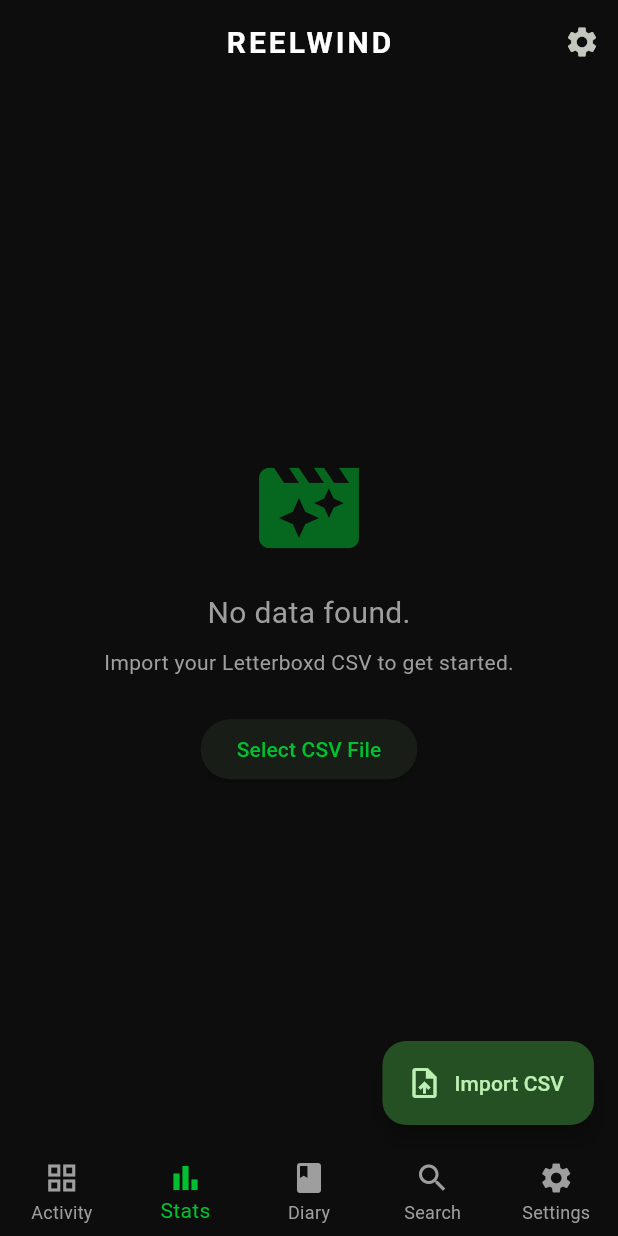
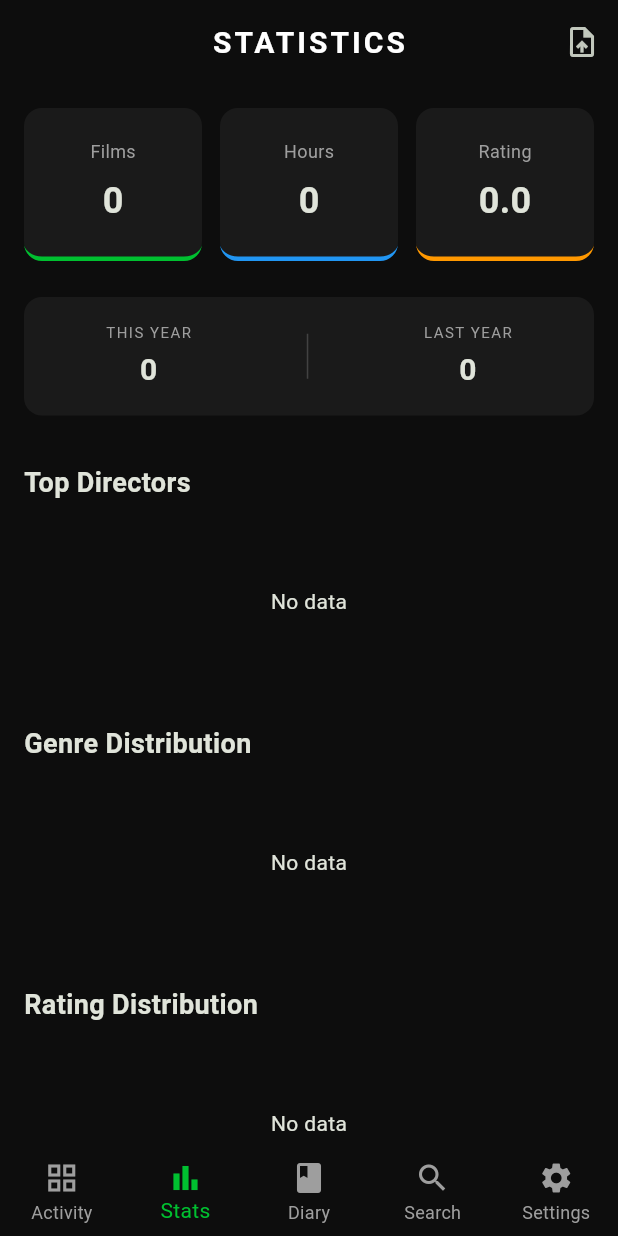
Before and after one commit to SOUMILCHANDRA/Reelwind, a Flutter app: the screen it shows after launch, item 2 of the bottom bar chosen, on a phone screen of 412 x 824 dp. Run offline on Flutter 3.47's test engine with Material 3 defaults, Android fonts, the phone set to English and light mode, and no system bars; our stand-ins replace csv, file_picker, fl_chart, flutter_dotenv, sqflite; accounts and stored records are empty.

Commit message:
UI: Implement comprehensive Stats tab with charts for directors, genres, and ratings.

```diff
--- a/lib/presentation/providers/stats_provider.dart
+++ b/lib/presentation/providers/stats_provider.dart
@@ -220,4 +220,46 @@
     }
     return dist;
   }
+
+  Map<String, int> get topDirectors {
+    Map<String, int> directors = {};
+    for (var entry in _diary) {
+      final movie = getMovieMetadata(entry.title, entry.year);
+      if (movie?.director != null) {
+        directors[movie!.director!] = (directors[movie.director!] ?? 0) + 1;
+      }
+    }
+    // Sort and take top 8
+    final sorted = directors.entries.toList()..sort((a, b) => b.value.compareTo(a.value));
+    return Map.fromEntries(sorted.take(8));
+  }
+
+  Map<String, int> get topGenres {
+    Map<String, int> genres = {};
+    for (var entry in _diary) {
+      final movie = getMovieMetadata(entry.title, entry.year);
+      if (movie != null) {
+        for (var genre in movie.genres) {
+          genres[genre] = (genres[genre] ?? 0) + 1;
+        }
+      }
+    }
+    // Sort and take top 6
+    final sorted = genres.entries.toList()..sort((a, b) => b.value.compareTo(a.value));
+    return Map.fromEntries(sorted.take(6));
+  }
+
+  Map<String, int> get yearComparison {
+    final now = DateTime.now();
+    final thisYear = now.year;
+    final lastYear = thisYear - 1;
+
+    int thisYearCount = _diary.where((e) => e.watchedDate.year == thisYear).length;
+    int lastYearCount = _diary.where((e) => e.watchedDate.year == lastYear).length;
+
+    return {
+      'thisYear': thisYearCount,
+      'lastYear': lastYearCount,
+    };
+  }
 }
--- a/lib/presentation/screens/dashboard_screen.dart
+++ b/lib/presentation/screens/dashboard_screen.dart
@@ -1,8 +1,8 @@
 import 'package:flutter/material.dart';
 import 'package:provider/provider.dart';
+import 'package:fl_chart/fl_chart.dart';
 import '../providers/stats_provider.dart';
-import '../widgets/heatmap_view.dart';
-import '../widgets/stats_charts.dart';
+import '../../domain/models.dart';
 
 class DashboardScreen extends StatelessWidget {
   const DashboardScreen({super.key});
@@ -14,234 +14,244 @@
 
     return Scaffold(
       appBar: AppBar(
-        title: const Text('REELWIND', style: TextStyle(fontWeight: FontWeight.bold, letterSpacing: 2)),
+        title: const Text('STATISTICS'),
         actions: [
           IconButton(
-            icon: const Icon(Icons.settings),
-            onPressed: () => _showSettings(context, statsProvider),
+            icon: const Icon(Icons.upload_file),
+            onPressed: () => statsProvider.importCSV(),
           ),
         ],
       ),
-      body: statsProvider.diary.isEmpty
-          ? _buildEmptyState(context, statsProvider)
-          : RefreshIndicator(
-              onRefresh: () async => await statsProvider.importCSV(),
-              child: SingleChildScrollView(
+      body: statsProvider.isLoading
+          ? const Center(child: CircularProgressIndicator())
+          : SingleChildScrollView(
               padding: const EdgeInsets.all(16.0),
               child: Column(
                 crossAxisAlignment: CrossAxisAlignment.start,
                 children: [
-                    _buildSummaryCards(watchStats),
-                    if (statsProvider.enrichmentMessage.isNotEmpty)
-                      Padding(
-                        padding: const EdgeInsets.symmetric(vertical: 16.0),
-                        child: Column(
-                          children: [
-                            LinearProgressIndicator(
-                              value: statsProvider.totalToEnrich > 0
-                                  ? statsProvider.enrichmentProgress / statsProvider.totalToEnrich
-                                  : 0,
-                              backgroundColor: Colors.grey[800],
-                              valueColor: AlwaysStoppedAnimation<Color>(Theme.of(context).colorScheme.primary),
-                            ),
-                            const SizedBox(height: 8),
-                            Text(
-                              statsProvider.enrichmentMessage,
-                              style: const TextStyle(fontSize: 12, color: Colors.grey),
-                            ),
+                  _buildHeroCards(watchStats),
+                  const SizedBox(height: 24),
+                  _buildYearComparison(statsProvider.yearComparison),
+                  const SizedBox(height: 32),
+                  const Text('Top Directors', style: TextStyle(fontSize: 18, fontWeight: FontWeight.bold)),
+                  const SizedBox(height: 16),
+                  _buildDirectorChart(statsProvider.topDirectors),
+                  const SizedBox(height: 32),
+                  const Text('Genre Distribution', style: TextStyle(fontSize: 18, fontWeight: FontWeight.bold)),
+                  const SizedBox(height: 16),
+                  _buildGenrePieChart(statsProvider.topGenres),
+                  const SizedBox(height: 32),
+                  const Text('Rating Distribution', style: TextStyle(fontSize: 18, fontWeight: FontWeight.bold)),
+                  const SizedBox(height: 16),
+                  _buildRatingDistribution(statsProvider.ratingDistribution),
+                  const SizedBox(height: 40),
                 ],
               ),
-                      ),
-                    const SizedBox(height: 24),
-                    const Text('Activity Heatmap', style: TextStyle(fontSize: 18, fontWeight: FontWeight.bold)),
-                    const SizedBox(height: 12),
-                    HeatmapView(data: statsProvider.watchingFrequency),
-                    const SizedBox(height: 24),
-                    const Text('Rating Distribution', style: TextStyle(fontSize: 18, fontWeight: FontWeight.bold)),
-                    const SizedBox(height: 12),
-                    SizedBox(height: 200, child: RatingChart(data: statsProvider.ratingDistribution)),
-                    const SizedBox(height: 24),
-                    const Text('Recent Activity', style: TextStyle(fontSize: 18, fontWeight: FontWeight.bold)),
-                    const SizedBox(height: 12),
-                    _buildRecentActivity(statsProvider),
-                  ],
-                ),
-              ),
-            ),
-      floatingActionButton: FloatingActionButton.extended(
-        onPressed: () => statsProvider.importCSV(),
-        label: const Text('Import CSV'),
-        icon: const Icon(Icons.upload_file),
             ),
     );
   }
 
-  Widget _buildEmptyState(BuildContext context, StatsProvider stats) {
-    return Center(
-      child: Column(
-        mainAxisAlignment: MainAxisAlignment.center,
+  Widget _buildHeroCards(WatchStats stats) {
+    return Row(
       children: [
-          Icon(Icons.movie_filter, size: 80, color: Theme.of(context).colorScheme.primary.withOpacity(0.5)),
-          const SizedBox(height: 16),
-          const Text('No data found.', style: TextStyle(fontSize: 20, color: Colors.grey)),
-          const SizedBox(height: 8),
-          const Text('Import your Letterboxd CSV to get started.', style: TextStyle(color: Colors.grey)),
-          const SizedBox(height: 24),
-          ElevatedButton(
-            onPressed: () => stats.importCSV(),
-            child: const Text('Select CSV File'),
+        _HeroCard(
+          title: 'Films',
+          value: stats.totalWatched.toString(),
+          color: const Color(0xFF00C030),
         ),
+        const SizedBox(width: 12),
+        _HeroCard(
+          title: 'Hours',
+          value: (stats.totalRuntimeMinutes / 60).toStringAsFixed(0),
+          color: Colors.blue,
+        ),
+        const SizedBox(width: 12),
+        _HeroCard(
+          title: 'Rating',
+          value: stats.averageRating.toStringAsFixed(1),
+          color: Colors.orange,
+        ),
+      ],
+    );
+  }
+
+  Widget _buildYearComparison(Map<String, int> comp) {
+    return Container(
+      padding: const EdgeInsets.all(16),
+      decoration: BoxDecoration(
+        color: const Color(0xFF1a1a1a),
+        borderRadius: BorderRadius.circular(12),
+      ),
+      child: Row(
+        mainAxisAlignment: MainAxisAlignment.spaceAround,
+        children: [
+          _CompItem(label: 'THIS YEAR', value: comp['thisYear']!),
+          Container(width: 1, height: 30, color: Colors.grey[800]),
+          _CompItem(label: 'LAST YEAR', value: comp['lastYear']!),
         ],
       ),
     );
   }
 
-  Widget _buildSummaryCards(dynamic watchStats) {
-    return SingleChildScrollView(
-      scrollDirection: Axis.horizontal,
-      child: Row(
-        children: [
-          _SummaryCard(
-            title: 'Watched',
-            value: watchStats.totalWatched.toString(),
-            subtitle: 'Total Films',
+  Widget _buildDirectorChart(Map<String, int> directors) {
+    final entries = directors.entries.toList();
+    if (entries.isEmpty) return const SizedBox(height: 100, child: Center(child: Text('No data')));
+
+    return SizedBox(
+      height: 300,
+      child: BarChart(
+        BarChartData(
+          alignment: BarChartAlignment.spaceAround,
+          barTouchData: BarTouchData(enabled: false),
+          titlesData: FlTitlesData(
+            show: true,
+            bottomTitles: const AxisTitles(sideTitles: SideTitles(showTitles: false)),
+            leftTitles: AxisTitles(
+              sideTitles: SideTitles(
+                showTitles: true,
+                reservedSize: 100,
+                getTitlesWidget: (value, meta) {
+                  int index = value.toInt();
+                  if (index >= 0 && index < entries.length) {
+                    return Text(
+                      entries[index].key,
+                      style: const TextStyle(fontSize: 10, color: Colors.grey),
+                      overflow: TextOverflow.ellipsis,
+                    );
+                  }
+                  return const Text('');
+                },
               ),
-          const SizedBox(width: 12),
-          _SummaryCard(
-            title: 'Average',
-            value: watchStats.averageRating.toStringAsFixed(1),
-            subtitle: 'Rating',
             ),
-          const SizedBox(width: 12),
-          _SummaryCard(
-            title: 'Time',
-            value: (watchStats.totalRuntimeMinutes / 60).toStringAsFixed(0),
-            subtitle: 'Hours Spent',
+            rightTitles: const AxisTitles(sideTitles: SideTitles(showTitles: false)),
+            topTitles: const AxisTitles(sideTitles: SideTitles(showTitles: false)),
           ),
-          const SizedBox(width: 12),
-          _SummaryCard(
-            title: 'This Year',
-            value: (watchStats.yearDistribution[DateTime.now().year] ?? 0).toString(),
-            subtitle: '${DateTime.now().year} Watches',
+          gridData: const FlGridData(show: false),
+          borderData: FlBorderData(show: false),
+          barGroups: List.generate(entries.length, (index) {
+            return BarChartGroupData(
+              x: index,
+              barRods: [
+                BarChartRodData(
+                  toY: entries[index].value.toDouble(),
+                  color: const Color(0xFF00C030),
+                  width: 15,
+                  borderRadius: const BorderRadius.horizontal(right: Radius.circular(4)),
                 ),
               ],
+            );
+          }),
+        ),
       ),
     );
   }
 
-  Widget _buildRecentActivity(StatsProvider statsProvider) {
-    final diary = statsProvider.diary;
-    return ListView.builder(
-      shrinkWrap: true,
-      physics: const NeverScrollableScrollPhysics(),
-      itemCount: diary.length > 5 ? 5 : diary.length,
-      itemBuilder: (context, index) {
-        final entry = diary[index];
-        final movie = statsProvider.getMovieMetadata(entry.title, entry.year);
+  Widget _buildGenrePieChart(Map<String, int> genres) {
+    final colors = [Colors.green, Colors.blue, Colors.orange, Colors.purple, Colors.red, Colors.teal];
+    final entries = genres.entries.toList();
+    if (entries.isEmpty) return const SizedBox(height: 100, child: Center(child: Text('No data')));
 
-        return Card(
-          margin: const EdgeInsets.only(bottom: 8),
-          child: ListTile(
-            contentPadding: const EdgeInsets.symmetric(horizontal: 12, vertical: 8),
-            leading: movie?.posterUrl != null
-                ? ClipRRect(
-                    borderRadius: BorderRadius.circular(4),
-                    child: Image.network(movie!.posterUrl!, width: 45, height: 70, fit: BoxFit.cover),
-                  )
-                : const Icon(Icons.movie, size: 40),
-            title: Row(
-              children: [
-                Expanded(child: Text(entry.title, style: const TextStyle(fontWeight: FontWeight.bold))),
-                if (entry.isRewatch)
-                  const Padding(
-                    padding: EdgeInsets.only(left: 8.0),
-                    child: Icon(Icons.refresh, size: 14, color: Colors.blue),
+    return SizedBox(
+      height: 200,
+      child: PieChart(
+        PieChartData(
+          sections: List.generate(entries.length, (index) {
+            return PieChartSectionData(
+              color: colors[index % colors.length],
+              value: entries[index].value.toDouble(),
+              title: entries[index].key,
+              radius: 50,
+              titleStyle: const TextStyle(fontSize: 10, fontWeight: FontWeight.bold, color: Colors.white),
+            );
+          }),
+          sectionsSpace: 2,
+          centerSpaceRadius: 40,
         ),
-              ],
       ),
-            subtitle: Column(
-              crossAxisAlignment: CrossAxisAlignment.start,
-              children: [
-                Text('${entry.year} • Dir. ${movie?.director ?? "Loading..."}'),
-                Text(
-                  '${_formatDate(entry.watchedDate)} • ${movie?.runtimeMinutes ?? "?"} min',
-                  style: const TextStyle(fontSize: 12, color: Colors.grey),
-                ),
-              ],
-            ),
-            trailing: entry.rating > 0
-                ? Column(
-                    mainAxisAlignment: MainAxisAlignment.center,
-                    children: [
-                      const Icon(Icons.star, color: Color(0xFF00E054), size: 20),
-                      Text(entry.rating.toString(), style: const TextStyle(fontWeight: FontWeight.bold)),
-                    ],
-                  )
-                : null,
-          ),
-        );
-      },
     );
   }
 
-  String _formatDate(DateTime date) {
-    return '${date.day}/${date.month}/${date.year}';
-  }
+  Widget _buildRatingDistribution(Map<double, int> dist) {
+    final sortedKeys = dist.keys.toList()..sort();
+    if (sortedKeys.isEmpty) return const SizedBox(height: 100, child: Center(child: Text('No data')));
 
-  void _showSettings(BuildContext context, StatsProvider stats) {
-    showModalBottomSheet(
-      context: context,
-      builder: (context) {
-        return StatefulBuilder(
-          builder: (context, setState) {
-            return Container(
-              padding: const EdgeInsets.all(24),
-              child: Column(
-                mainAxisSize: MainAxisSize.min,
-                children: [
-                  const Text('Settings', style: TextStyle(fontSize: 20, fontWeight: FontWeight.bold)),
-                  const SizedBox(height: 24),
-                  SwitchListTile(
-                    title: const Text('Enable TMDB API'),
-                    subtitle: const Text('Fetch posters and metadata (Requires Key)'),
-                    value: stats.isApiEnabled,
-                    onChanged: (val) {
-                      stats.toggleApi(val);
-                      setState(() {});
-                    },
+    return SizedBox(
+      height: 150,
+      child: BarChart(
+        BarChartData(
+          barGroups: sortedKeys.map((k) {
+            return BarChartGroupData(
+              x: (k * 2).toInt(),
+              barRods: [
+                BarChartRodData(
+                  toY: dist[k]!.toDouble(),
+                  color: const Color(0xFF00C030),
+                  width: 12,
+                  borderRadius: const BorderRadius.vertical(top: Radius.circular(2)),
                 ),
-                  const SizedBox(height: 24),
-                  const Text('Built with ❤️ for Film Lovers', style: TextStyle(color: Colors.grey)),
               ],
+            );
+          }).toList(),
+          titlesData: FlTitlesData(
+            bottomTitles: AxisTitles(
+              sideTitles: SideTitles(
+                showTitles: true,
+                getTitlesWidget: (val, meta) => Text((val / 2).toString(), style: const TextStyle(fontSize: 8)),
               ),
-            );
-          },
-        );
-      },
+            ),
+            leftTitles: const AxisTitles(sideTitles: SideTitles(showTitles: false)),
+            rightTitles: const AxisTitles(sideTitles: SideTitles(showTitles: false)),
+            topTitles: const AxisTitles(sideTitles: SideTitles(showTitles: false)),
+          ),
+          gridData: const FlGridData(show: false),
+          borderData: FlBorderData(show: false),
+        ),
+      ),
     );
   }
 }
 
-class _SummaryCard extends StatelessWidget {
+class _HeroCard extends StatelessWidget {
   final String title;
   final String value;
-  final String subtitle;
-
-  const _SummaryCard({required this.title, required this.value, required this.subtitle});
+  final Color color;
+  const _HeroCard({required this.title, required this.value, required this.color});
 
   @override
   Widget build(BuildContext context) {
-    return Card(
-      child: Padding(
-        padding: const EdgeInsets.all(12.0),
+    return Expanded(
+      child: Container(
+        padding: const EdgeInsets.symmetric(vertical: 20, horizontal: 12),
+        decoration: BoxDecoration(
+          color: const Color(0xFF1a1a1a),
+          borderRadius: BorderRadius.circular(12),
+          border: Border(bottom: BorderSide(color: color, width: 3)),
+        ),
         child: Column(
           children: [
             Text(title, style: const TextStyle(fontSize: 12, color: Colors.grey)),
+            const SizedBox(height: 8),
             Text(value, style: const TextStyle(fontSize: 24, fontWeight: FontWeight.bold)),
-            Text(subtitle, style: const TextStyle(fontSize: 10, color: Colors.grey)),
           ],
         ),
       ),
     );
   }
 }
+
+class _CompItem extends StatelessWidget {
+  final String label;
+  final int value;
+  const _CompItem({required this.label, required this.value});
+
+  @override
+  Widget build(BuildContext context) {
+    return Column(
+      children: [
+        Text(label, style: const TextStyle(fontSize: 10, color: Colors.grey, letterSpacing: 1)),
+        const SizedBox(height: 4),
+        Text(value.toString(), style: const TextStyle(fontSize: 20, fontWeight: FontWeight.bold)),
+      ],
+    );
+  }
+}
```
Lines whose indentation alone changed are shown as unchanged.
